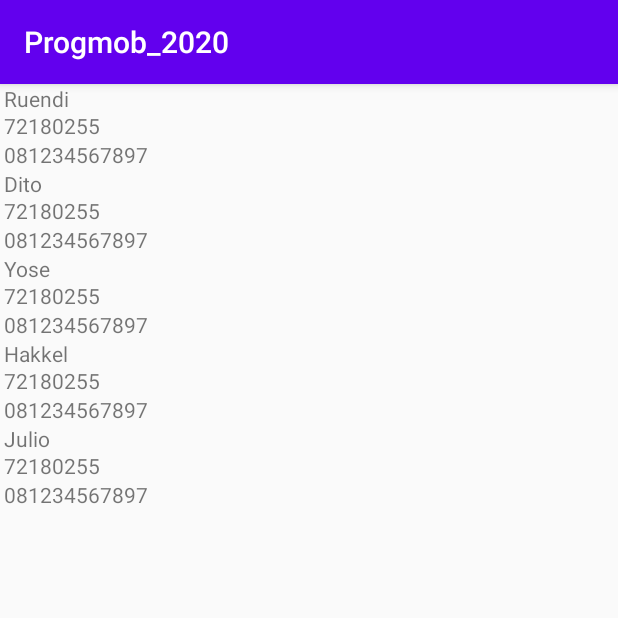
After one commit to RuendiHadi/progmob2020, an Android app: the RecyclerActivity screen opened directly, with no data from a screen before it, on a phone screen of 412 x 824 dp, the top half of it. The commit adds this screen. Run offline under Robolectric (Android 15) with nearby library versions, the phone set to English and light mode, and no system bars.

Commit message:
Tugas Recycler View sudah selesai

```diff
--- a/app/build.gradle
+++ b/app/build.gradle
@@ -29,5 +29,6 @@
     testImplementation 'junit:junit:4.12'
     androidTestImplementation 'androidx.test.ext:junit:1.1.2'
     androidTestImplementation 'androidx.test.espresso:espresso-core:3.3.0'
+    implementation "androidx.recyclerview:recyclerview:1.1.0"
 
 }
--- a/app/src/main/AndroidManifest.xml
+++ b/app/src/main/AndroidManifest.xml
@@ -9,7 +9,8 @@
         android:roundIcon="@mipmap/ic_launcher_round"
         android:supportsRtl="true"
         android:theme="@style/AppTheme">
-        <activity android:name=".Pertemuan2.ListActivity"></activity>
+        <activity android:name=".Pertemuan2.RecyclerActivity"></activity>
+        <activity android:name=".Pertemuan2.ListActivity" />
         <activity android:name=".TrackerActivity" />
         <activity android:name=".HelpActivity" />
         <activity android:name=".MainActivity">
--- /dev/null
+++ b/app/src/main/java/ukdw/com/progmob_2020/Adapter/MahasiswaRecyclerAdapter.java
@@ -0,0 +1,66 @@
+package ukdw.com.progmob_2020.Adapter;
+
+import android.content.Context;
+import android.view.LayoutInflater;
+import android.view.View;
+import android.view.ViewGroup;
+import android.widget.TextView;
+
+import androidx.annotation.NonNull;
+import androidx.recyclerview.widget.RecyclerView;
+
+import java.util.ArrayList;
+import java.util.List;
+
+import ukdw.com.progmob_2020.Model.Mahasiswa;
+import ukdw.com.progmob_2020.R;
+
+public class MahasiswaRecyclerAdapter extends RecyclerView.Adapter<MahasiswaRecyclerAdapter.ViewHolder> {
+    private Context context;
+    private List<Mahasiswa> mahasiswaList;
+
+    public MahasiswaRecyclerAdapter(Context context) {
+        this.context = context;
+        mahasiswaList = new ArrayList<>();
+    }
+    public List<Mahasiswa> getMahasiswaList() {
+        return mahasiswaList;
+    }
+
+    public void setMahasiswaList(List<Mahasiswa> mahasiswaList) {
+        this.mahasiswaList = mahasiswaList;
+        notifyDataSetChanged();
+    }
+
+    @NonNull
+    @Override
+    public ViewHolder onCreateViewHolder(@NonNull ViewGroup parent, int viewType) {
+        View v = LayoutInflater.from(context).inflate(R.layout.item_list_recycler,parent,false);
+        return new ViewHolder(v);
+    }
+
+    @Override
+    public void onBindViewHolder(@NonNull ViewHolder holder, int position) {
+        Mahasiswa m = mahasiswaList.get(position);
+
+        holder.tvNama.setText(m.getNama());
+        holder.tvNoTelp.setText(m.getNotelp());
+        holder.tvNim.setText(m.getNim());
+    }
+
+    @Override
+    public int getItemCount() {
+        return mahasiswaList.size();
+    }
+
+    public class ViewHolder extends RecyclerView.ViewHolder{
+        private TextView tvNama, tvNim, tvNoTelp;
+
+        public ViewHolder(@NonNull View itemView) {
+            super(itemView);
+            tvNama = itemView.findViewById(R.id.tvNama);
+            tvNim = itemView.findViewById(R.id.tvNim);
+            tvNoTelp = itemView.findViewById(R.id.tvNoTelp);
+        }
+    }
+}
--- a/app/src/main/java/ukdw/com/progmob_2020/MainActivity.java
+++ b/app/src/main/java/ukdw/com/progmob_2020/MainActivity.java
@@ -4,13 +4,13 @@
 
 import android.content.Intent;
 import android.os.Bundle;
-import android.util.Log;
 import android.view.View;
 import android.widget.Button;
 import android.widget.EditText;
 import android.widget.TextView;
 
 import ukdw.com.progmob_2020.Pertemuan2.ListActivity;
+import ukdw.com.progmob_2020.Pertemuan2.RecyclerActivity;
 
 public class MainActivity extends AppCompatActivity {
 
@@ -68,6 +68,13 @@
                 startActivity(intent);
             }
         });
+        btnRecycler.setOnClickListener(new View.OnClickListener() {
+            @Override
+            public void onClick(View v) {
+                Intent intent = new Intent(MainActivity.this, RecyclerActivity.class);
+                startActivity(intent);
+            }
+        });
 
     }
 }
--- /dev/null
+++ b/app/src/main/java/ukdw/com/progmob_2020/Model/Mahasiswa.java
@@ -0,0 +1,38 @@
+package ukdw.com.progmob_2020.Model;
+
+public class Mahasiswa {
+
+    private  String nama;
+    private String nim;
+    private  String notelp;
+
+    public Mahasiswa(String nama, String nim, String notelp) {
+        this.nama = nama;
+        this.nim = nim;
+        this.notelp = notelp;
+    }
+
+    public String getNama() {
+        return nama;
+    }
+
+    public void setNama(String nama) {
+        this.nama = nama;
+    }
+
+    public String getNim() {
+        return nim;
+    }
+
+    public void setNim(String nim) {
+        this.nim = nim;
+    }
+
+    public String getNotelp() {
+        return notelp;
+    }
+
+    public void setNotelp(String notelp) {
+        this.notelp = notelp;
+    }
+}
--- a/app/src/main/java/ukdw/com/progmob_2020/Pertemuan2/ListActivity.java
+++ b/app/src/main/java/ukdw/com/progmob_2020/Pertemuan2/ListActivity.java
@@ -1,6 +1,5 @@
 package ukdw.com.progmob_2020.Pertemuan2;
 
-import androidx.annotation.Nullable;
 import androidx.appcompat.app.AppCompatActivity;
 import android.os.Bundle;
 import android.view.View;
@@ -25,7 +24,7 @@
         super.onCreate(savedInstanceState);
         setContentView(R.layout.activity_list);
 
-        ListView lv = (ListView)findViewById(R.id.lvLatihan);
+        ListView lv = (ListView)findViewById(R.id.rvLatihan);
         Spinner sp = (Spinner)findViewById(R.id.spinnerLatihan);
 
         lv.setAdapter(new ArrayAdapter<String>(ListActivity.this, android.R.layout.simple_list_item_1,items));
--- /dev/null
+++ b/app/src/main/java/ukdw/com/progmob_2020/Pertemuan2/RecyclerActivity.java
@@ -0,0 +1,50 @@
+package ukdw.com.progmob_2020.Pertemuan2;
+
+import androidx.appcompat.app.AppCompatActivity;
+import androidx.recyclerview.widget.LinearLayoutManager;
+import androidx.recyclerview.widget.RecyclerView;
+
+import android.os.Bundle;
+
+import java.util.ArrayList;
+import java.util.List;
+
+import ukdw.com.progmob_2020.Adapter.MahasiswaRecyclerAdapter;
+import ukdw.com.progmob_2020.Model.Mahasiswa;
+import ukdw.com.progmob_2020.R;
+
+public class RecyclerActivity extends AppCompatActivity {
+
+    @Override
+    protected void onCreate(Bundle savedInstanceState) {
+        super.onCreate(savedInstanceState);
+        setContentView(R.layout.activity_recycler);
+
+        RecyclerView rv = (RecyclerView)findViewById(R.id.rvLatihan);
+        MahasiswaRecyclerAdapter mahasiswaRecyclerAdapter;
+
+        //data dummy
+        List<Mahasiswa> mahasiswaList = new ArrayList<Mahasiswa>();
+
+        //generate data mahasiswa
+        Mahasiswa m1 = new Mahasiswa("Ruendi", "72180255","081234567897");
+        Mahasiswa m2 = new Mahasiswa("Dito", "72180255","081234567897");
+        Mahasiswa m3 = new Mahasiswa("Yose", "72180255","081234567897");
+        Mahasiswa m4 = new Mahasiswa("Hakkel", "72180255","081234567897");
+        Mahasiswa m5 = new Mahasiswa("Julio", "72180255","081234567897");
+
+        mahasiswaList.add(m1);
+        mahasiswaList.add(m2);
+        mahasiswaList.add(m3);
+        mahasiswaList.add(m4);
+        mahasiswaList.add(m5);
+
+        mahasiswaRecyclerAdapter = new MahasiswaRecyclerAdapter(RecyclerActivity.this);
+        mahasiswaRecyclerAdapter.setMahasiswaList(mahasiswaList);
+
+        rv.setLayoutManager(new LinearLayoutManager(RecyclerActivity.this));
+        rv.setAdapter(mahasiswaRecyclerAdapter);
+
+
+    }
+}
--- a/app/src/main/res/layout/activity_list.xml
+++ b/app/src/main/res/layout/activity_recycler.xml
@@ -3,25 +3,17 @@
     xmlns:app="http://schemas.android.com/apk/res-auto"
     xmlns:tools="http://schemas.android.com/tools"
     android:layout_width="match_parent"
-    android:layout_height="match_parent"
-    tools:context=".Pertemuan2.ListActivity">
+    android:layout_height="wrap_content"
+    tools:context=".Pertemuan2.RecyclerActivity">
 
-    <ListView
-        android:id="@+id/lvLatihan"
-        android:layout_width="411dp"
-        android:layout_height="650dp"
-        android:layout_marginTop="4dp"
-        app:layout_constraintEnd_toEndOf="parent"
-        app:layout_constraintHorizontal_bias="0.0"
-        app:layout_constraintStart_toStartOf="parent"
-        app:layout_constraintTop_toTopOf="parent" />
-
-    <Spinner
-        android:id="@+id/spinnerLatihan"
+    <androidx.recyclerview.widget.RecyclerView
+        android:id="@+id/rvLatihan"
         android:layout_width="409dp"
         android:layout_height="wrap_content"
         app:layout_constraintBottom_toBottomOf="parent"
         app:layout_constraintEnd_toEndOf="parent"
+        app:layout_constraintHorizontal_bias="1.0"
         app:layout_constraintStart_toStartOf="parent"
-        app:layout_constraintTop_toBottomOf="@+id/lvLatihan" />
+        app:layout_constraintTop_toTopOf="parent"
+        app:layout_constraintVertical_bias="0.0" />
 </androidx.constraintlayout.widget.ConstraintLayout>
--- /dev/null
+++ b/app/src/main/res/layout/item_list_recycler.xml
@@ -0,0 +1,43 @@
+<?xml version="1.0" encoding="utf-8"?>
+<LinearLayout xmlns:android="http://schemas.android.com/apk/res/android"
+    xmlns:app="http://schemas.android.com/apk/res-auto"
+    xmlns:tools="http://schemas.android.com/tools"
+    android:layout_width="match_parent"
+    android:layout_height="wrap_content"
+    android:orientation="vertical">
+
+    <androidx.constraintlayout.widget.ConstraintLayout
+        android:layout_width="match_parent"
+        android:layout_height="wrap_content"
+        android:layout_weight="1">
+
+        <TextView
+            android:id="@+id/tvNoTelp"
+            android:layout_width="match_parent"
+            android:layout_height="wrap_content"
+            android:layout_weight="1"
+            android:text="TextView"
+            app:layout_constraintTop_toBottomOf="@+id/tvNim" />
+
+        <TextView
+            android:id="@+id/tvNim"
+            android:layout_width="match_parent"
+            android:layout_height="wrap_content"
+            android:layout_weight="1"
+            android:text="TextView"
+            app:layout_constraintTop_toBottomOf="@+id/tvNama" />
+
+        <TextView
+            android:id="@+id/tvNama"
+            android:layout_width="405dp"
+            android:layout_height="18dp"
+            android:layout_weight="1"
+            android:text="TextView"
+            app:layout_constraintEnd_toEndOf="parent"
+            app:layout_constraintHorizontal_bias="0.0"
+            app:layout_constraintStart_toStartOf="parent"
+            app:layout_constraintTop_toTopOf="parent" />
+
+    </androidx.constraintlayout.widget.ConstraintLayout>
+
+</LinearLayout>
```
